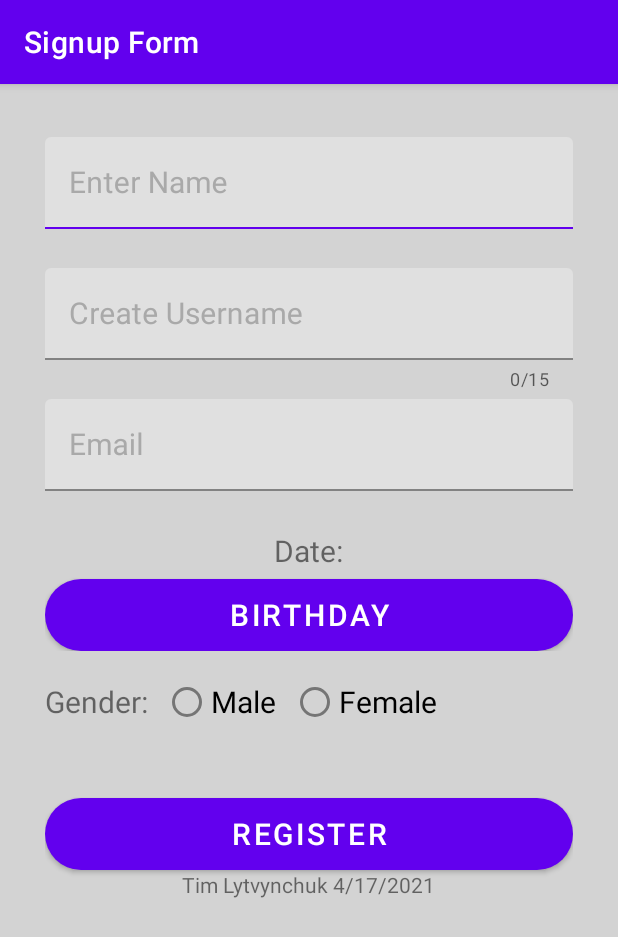
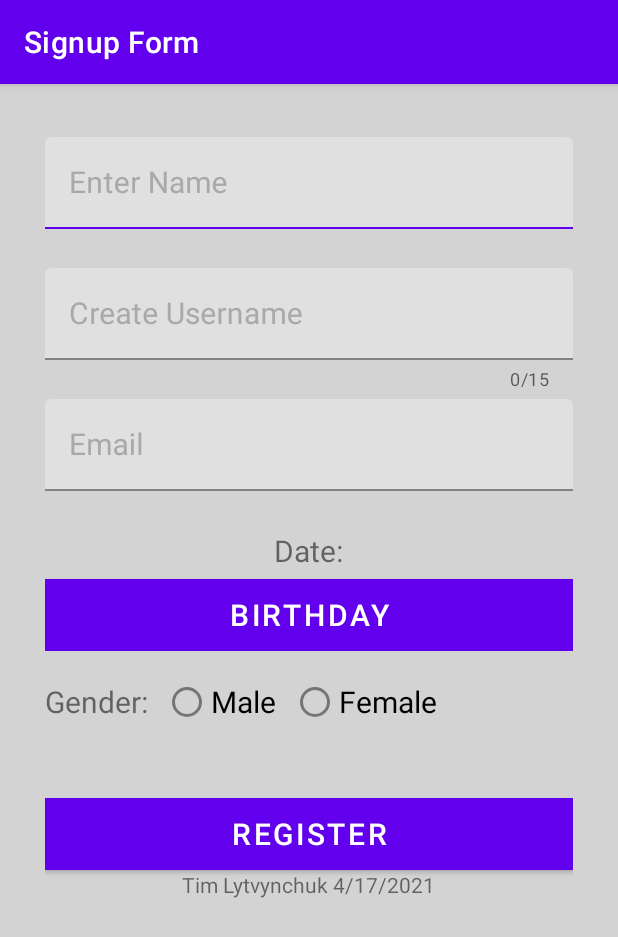
Before and after one commit to TimnLyt/HelloWorld, an Android app: the screen it shows after launch (Signup_Form), on a phone screen of 412 x 824 dp. Shown: the top 937 px of the screen. Run offline under Robolectric (Android 15) with nearby library versions, the phone set to English and light mode, and no system bars.

Commit message:
small tweaks

```diff
--- a/app/src/main/res/layout/activity_signup__form.xml
+++ b/app/src/main/res/layout/activity_signup__form.xml
@@ -102,7 +102,7 @@
             android:textSize="20sp"
             android:textColor="#ffffff"
             android:layout_marginTop="5dp"
-            android:background="@drawable/rounded_button"
+            android:background="@color/purple_500"
             />
     </com.google.android.material.textfield.TextInputLayout>
 
@@ -145,7 +145,7 @@
         android:textSize="20sp"
         android:textColor="#ffffff"
         android:layout_marginTop="40dp"
-        android:background="@drawable/rounded_button"
+        android:background="@color/purple_500"
         />
 
     <TextView
```
Also changed, not shown: app/src/main/java/com/example/helloworld/Signup_Form.java (+5 -2 lines).
